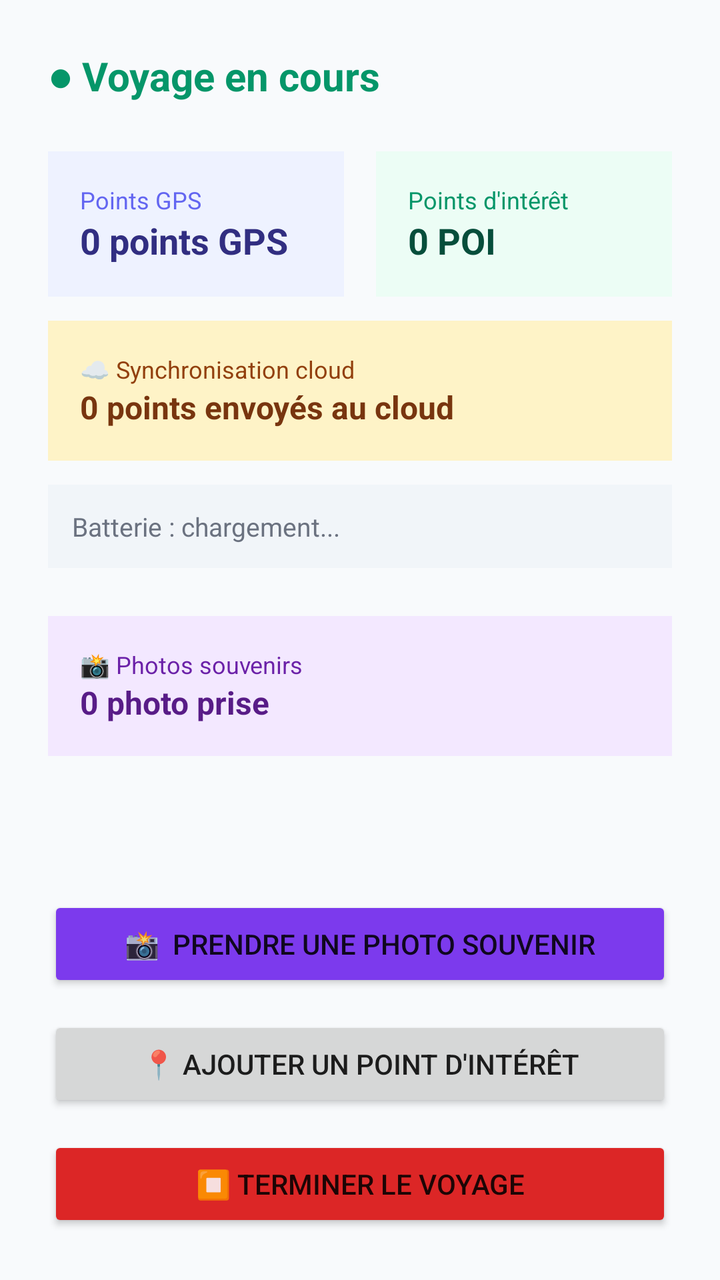
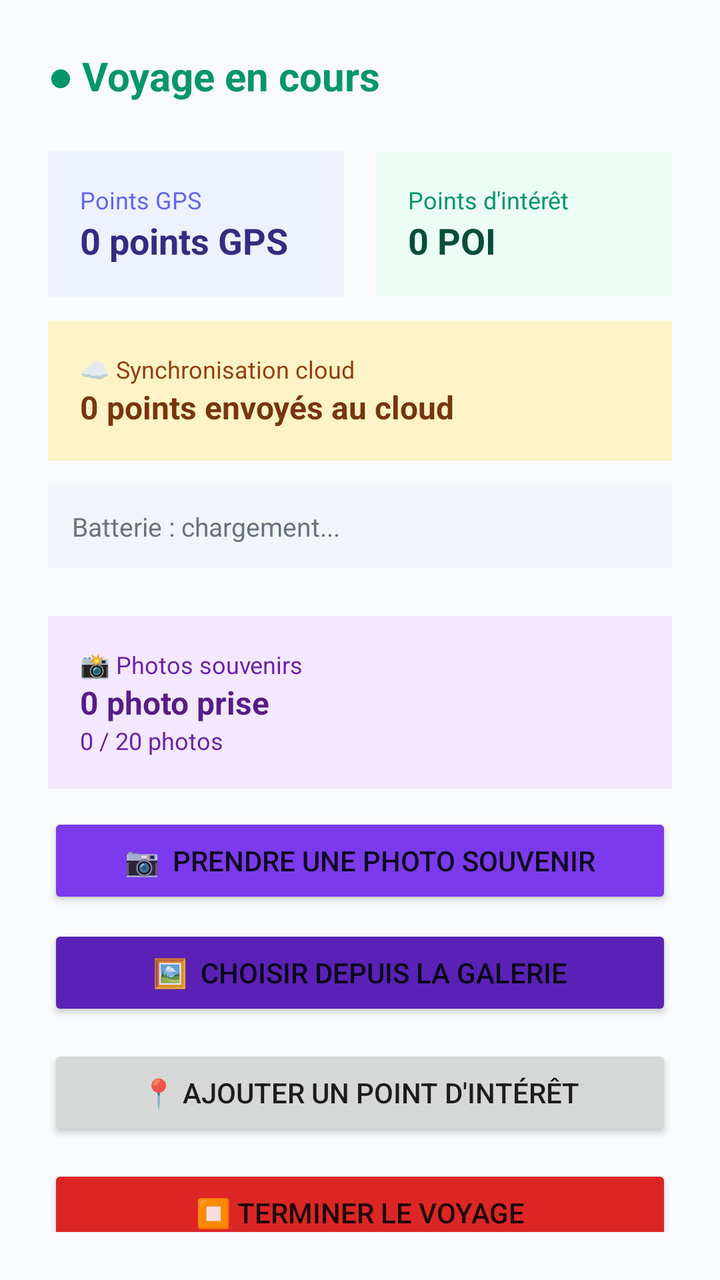

Compare the two renders of this Android layout. The source of the first and the diff that turns it into the second are given below.
<!-- AndroidManifest.xml: application theme Theme.SmartTrip -->
<!-- res/layout/activity_active_trip.xml -->
<LinearLayout xmlns:android="http://schemas.android.com/apk/res/android" android:layout_width="match_parent" android:layout_height="match_parent" android:orientation="vertical" android:padding="24dp" android:background="#F8FAFC">
    <TextView android:id="@+id/tvTripStatus" android:layout_width="match_parent" android:layout_height="wrap_content" android:text="● Voyage en cours" android:textSize="20sp" android:textStyle="bold" android:textColor="#059669" android:layout_marginBottom="24dp"/>
    
    <LinearLayout android:layout_width="match_parent" android:layout_height="wrap_content" android:orientation="horizontal" android:layout_marginBottom="12dp">
        <LinearLayout android:layout_width="0dp" android:layout_height="wrap_content" android:layout_weight="1" android:orientation="vertical" android:background="#EEF2FF" android:padding="16dp" android:layout_marginEnd="8dp">
            <TextView android:layout_width="wrap_content" android:layout_height="wrap_content" android:text="Points GPS" android:textSize="12sp" android:textColor="#6366F1"/>
            <TextView android:id="@+id/tvGpsCount" android:layout_width="wrap_content" android:layout_height="wrap_content" android:text="0 points GPS" android:textSize="18sp" android:textStyle="bold" android:textColor="#312E81"/>
        </LinearLayout>
        <LinearLayout android:layout_width="0dp" android:layout_height="wrap_content" android:layout_weight="1" android:orientation="vertical" android:background="#ECFDF5" android:padding="16dp" android:layout_marginStart="8dp">
            <TextView android:layout_width="wrap_content" android:layout_height="wrap_content" android:text="Points d'intérêt" android:textSize="12sp" android:textColor="#059669"/>
            <TextView android:id="@+id/tvPoiCount" android:layout_width="wrap_content" android:layout_height="wrap_content" android:text="0 POI" android:textSize="18sp" android:textStyle="bold" android:textColor="#064E3B"/>
        </LinearLayout>
    </LinearLayout>
    
    <LinearLayout android:layout_width="match_parent" android:layout_height="wrap_content" android:orientation="vertical" android:background="#FEF3C7" android:padding="16dp" android:layout_marginBottom="12dp">
        <TextView android:layout_width="wrap_content" android:layout_height="wrap_content" android:text="☁ Synchronisation cloud" android:textSize="12sp" android:textColor="#92400E"/>
        <TextView android:id="@+id/tvCloudCount" android:layout_width="wrap_content" android:layout_height="wrap_content" android:text="0 points envoyés au cloud" android:textSize="16sp" android:textStyle="bold" android:textColor="#78350F"/>
    </LinearLayout>

    
    <TextView android:id="@+id/tvBatteryLive" android:layout_width="match_parent" android:layout_height="wrap_content" android:text="Batterie : chargement..." android:textSize="13sp" android:textColor="#6B7280" android:background="#F1F5F9" android:padding="12dp" android:layout_marginBottom="24dp"/>
    <LinearLayout android:layout_width="match_parent" android:layout_height="wrap_content" android:orientation="vertical" android:background="#F3E8FF" android:padding="16dp" android:layout_marginBottom="12dp">
        <TextView android:layout_width="wrap_content" android:layout_height="wrap_content" android:text="📸 Photos souvenirs" android:textSize="12sp" android:textColor="#6B21A8" />
        <TextView android:id="@+id/tvPhotoCount" android:layout_width="wrap_content" android:layout_height="wrap_content" android:text="0 photo prise" android:textSize="16sp" android:textStyle="bold" android:textColor="#581C87" />
    </LinearLayout>
    <View android:layout_width="0dp" android:layout_height="0dp" android:layout_weight="1"/>
    <Button android:id="@+id/btnTakeMemoryPhoto" android:layout_width="match_parent" android:layout_height="wrap_content" android:text="📸  Prendre une photo souvenir" android:minHeight="48dp" android:layout_marginBottom="12dp" android:backgroundTint="#7C3AED" />
    <Button android:id="@+id/btnAddPoi" android:layout_width="match_parent" android:layout_height="wrap_content" android:text="📍 Ajouter un point d'intérêt" android:minHeight="48dp" android:layout_marginBottom="12dp"/>
    <Button android:id="@+id/btnStopTrip" android:layout_width="match_parent" android:layout_height="wrap_content" android:text="⏹ Terminer le voyage" android:minHeight="48dp" android:backgroundTint="#DC2626"/>
</LinearLayout>
<!-- resources referenced by this layout -->
<resources>
  <style name="Theme.SmartTrip" parent="Theme.AppCompat.Light.NoActionBar">
          <item name="colorPrimary">@color/primary</item>
          <item name="colorPrimaryDark">@color/primary_dark</item>
          <item name="colorAccent">@color/primary</item>
          <item name="android:windowBackground">@color/background</item>
          <item name="android:statusBarColor">@color/primary_dark</item>
      </style>
  <color name="primary">#6C3AED</color>
  <color name="primary_dark">#5B21B6</color>
  <color name="background">#F8FAFC</color>
</resources>

<!-- the commit's change to res/layout/activity_active_trip.xml (unified diff, before → after) -->
@@ -22,9 +22,42 @@
     <LinearLayout android:layout_width="match_parent" android:layout_height="wrap_content" android:orientation="vertical" android:background="#F3E8FF" android:padding="16dp" android:layout_marginBottom="12dp">
         <TextView android:layout_width="wrap_content" android:layout_height="wrap_content" android:text="📸 Photos souvenirs" android:textSize="12sp" android:textColor="#6B21A8" />
         <TextView android:id="@+id/tvPhotoCount" android:layout_width="wrap_content" android:layout_height="wrap_content" android:text="0 photo prise" android:textSize="16sp" android:textStyle="bold" android:textColor="#581C87" />
+        <TextView
+            android:id="@+id/tvPhotoLimit"
+            android:layout_width="wrap_content"
+            android:layout_height="wrap_content"
+            android:text="0 / 20 photos"
+            android:textSize="12sp"
+            android:textColor="#6B21A8" />
+        <Button
+            android:id="@+id/btnDeleteLastPhoto"
+            android:layout_width="wrap_content"
+            android:layout_height="wrap_content"
+            android:text="🗑 Supprimer dernière photo"
+            android:textSize="11sp"
+            android:backgroundTint="#DC2626"
+            android:textColor="@color/white"
+            android:visibility="gone"
+            android:layout_marginTop="8dp" />
     </LinearLayout>
     <View android:layout_width="0dp" android:layout_height="0dp" android:layout_weight="1"/>
-    <Button android:id="@+id/btnTakeMemoryPhoto" android:layout_width="match_parent" android:layout_height="wrap_content" android:text="📸  Prendre une photo souvenir" android:minHeight="48dp" android:layout_marginBottom="12dp" android:backgroundTint="#7C3AED" />
+    <Button
+        android:id="@+id/btnTakeMemoryPhoto"
+        android:layout_width="match_parent"
+        android:layout_height="wrap_content"
+        android:text="📷  Prendre une photo souvenir"
+        android:minHeight="48dp"
+        android:layout_marginBottom="8dp"
+        android:backgroundTint="#7C3AED" />
+
+    <Button
+        android:id="@+id/btnPickMemoryGallery"
+        android:layout_width="match_parent"
+        android:layout_height="wrap_content"
+        android:layout_marginBottom="12dp"
+        android:backgroundTint="#5B21B6"
+        android:minHeight="48dp"
+        android:text="🖼  Choisir depuis la galerie" />
     <Button android:id="@+id/btnAddPoi" android:layout_width="match_parent" android:layout_height="wrap_content" android:text="📍 Ajouter un point d'intérêt" android:minHeight="48dp" android:layout_marginBottom="12dp"/>
     <Button android:id="@+id/btnStopTrip" android:layout_width="match_parent" android:layout_height="wrap_content" android:text="⏹ Terminer le voyage" android:minHeight="48dp" android:backgroundTint="#DC2626"/>
 </LinearLayout>
<!-- resource entries referenced after the edit -->
@@ -1,5 +1,6 @@
 <!-- resources referenced by this layout -->
 <resources>
+  <color name="white">#FFFFFF</color>
   <style name="Theme.SmartTrip" parent="Theme.AppCompat.Light.NoActionBar">
           <item name="colorPrimary">@color/primary</item>
           <item name="colorPrimaryDark">@color/primary_dark</item>
